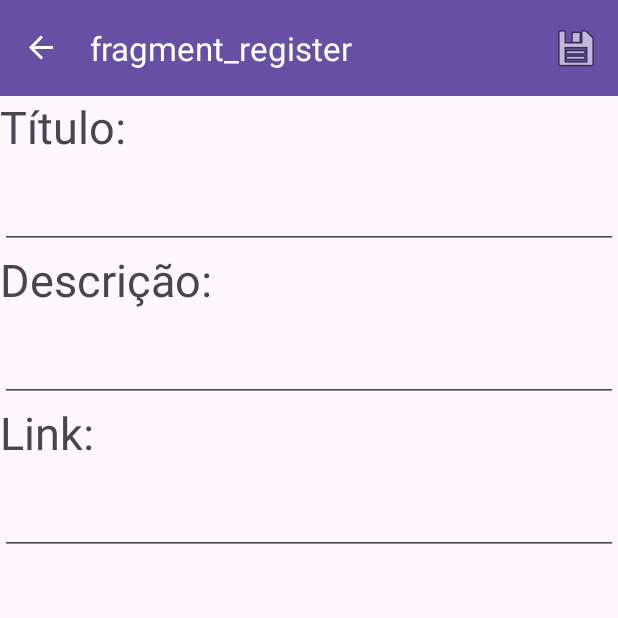
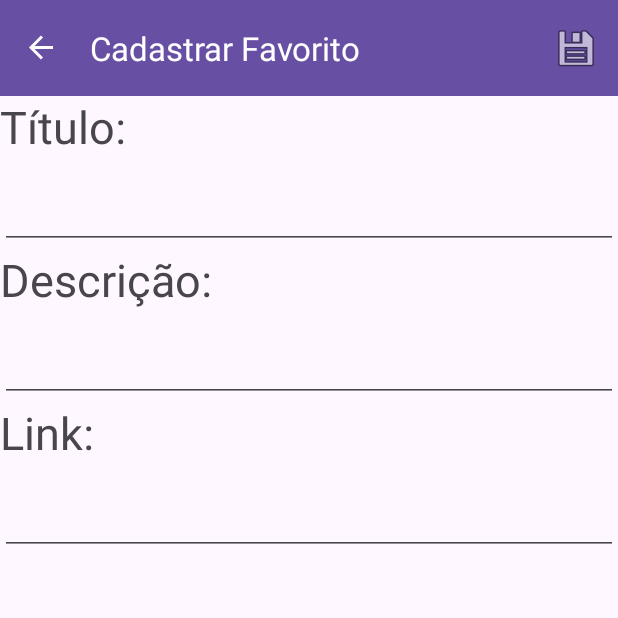
Before and after one commit to lucasomac/FavoriteLinks, an Android app: the screen it shows after launch (MainActivity), after a tap on an icon or button, on a phone screen of 412 x 824 dp, the top half of it. Run offline under Robolectric (Android 15) with nearby library versions, the phone set to English and light mode, and no system bars; our stand-ins replace Room's generated code, navigation-ui.

Commit message:
fix(toolbarNames): Names in toolbar bar

```diff
--- a/app/src/main/java/br/com/lucolimac/qrmanager/ui/FavoriteLinksListFragment.kt
+++ b/app/src/main/java/br/com/lucolimac/qrmanager/ui/FavoriteLinksListFragment.kt
@@ -74,7 +74,7 @@ class FavoriteLinksListFragment : Fragment(), OnFavoriteClickListener {
         val db = FavoriteLinksDatabase.getDatabase(requireActivity().applicationContext)
         var contactsList: List<FavoriteLink>
         CoroutineScope(Dispatchers.IO).launch {
-            contactsList = db.contactDAO().getFavoriteLinksByTitle()
+            contactsList = db.contactDAO().getFavoriteLinks()
             favoriteLinkAdapter = FavoriteLinkAdapter(this@FavoriteLinksListFragment).apply {
                 submitList(contactsList)
             }
@@ -91,4 +91,8 @@ class FavoriteLinksListFragment : Fragment(), OnFavoriteClickListener {
             R.id.action_contactsListFragment_to_contactDetailFragment, bundle
         )
     }
+
+    override fun onFavoriteLinkCLongClick(favoriteLink: FavoriteLink) {
+        TODO("Not yet implemented")
+    }
 }
--- a/app/src/main/res/layout/activity_main.xml
+++ b/app/src/main/res/layout/activity_main.xml
@@ -10,6 +10,7 @@
     <androidx.appcompat.widget.Toolbar
         android:id="@+id/toolbar"
         android:layout_width="match_parent"
+        app:title="Favorite Links"
         android:layout_height="wrap_content"
         android:background="?attr/colorPrimary"
         android:theme="@style/ThemeOverlay.AppCompat.Dark.ActionBar" />
--- a/app/src/main/res/navigation/nav_graph.xml
+++ b/app/src/main/res/navigation/nav_graph.xml
@@ -8,8 +8,8 @@
     <fragment
         android:id="@+id/contactsListFragment"
         android:name="br.com.lucolimac.qrmanager.ui.FavoriteLinksListFragment"
-        android:label="fragment_contacts_list"
-        tools:layout="@layout/fragment_favorite_links_list" >
+        android:label="Links Favoritos"
+        tools:layout="@layout/fragment_favorite_links_list">
         <action
             android:id="@+id/action_contactsListFragment_to_registerFragment"
             app:destination="@id/registerFragment" />
@@ -20,11 +20,11 @@
     <fragment
         android:id="@+id/registerFragment"
         android:name="br.com.lucolimac.qrmanager.ui.FavoriteLinkRegisterFragment"
-        android:label="fragment_register"
+        android:label="Cadastrar Favorito"
         tools:layout="@layout/fragment_favorite_link_register" />
     <fragment
         android:id="@+id/contactDetailFragment"
         android:name="br.com.lucolimac.qrmanager.ui.FavoriteLinkDetailFragment"
-        android:label="fragment_contact_detail"
+        android:label="Ver Favorito"
         tools:layout="@layout/fragment_favorite_link_detail" />
 </navigation>
```
Also changed, not shown: app/src/main/res/layout/fragment_favorite_link_detail.xml (+11 -3 lines).
